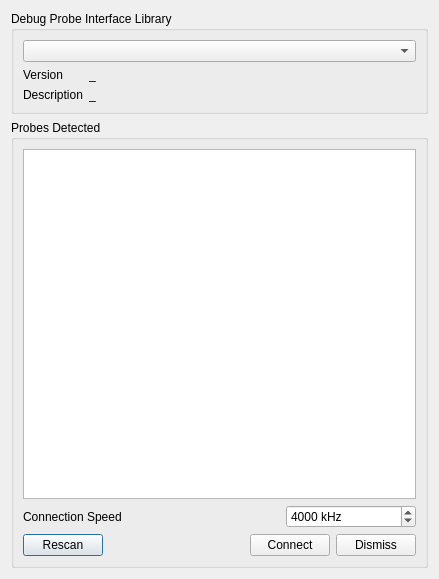
Above: ui/selectprobedialog.ui from RigoLigoRLC/ProbeScope before the change. Below: the same form after it.
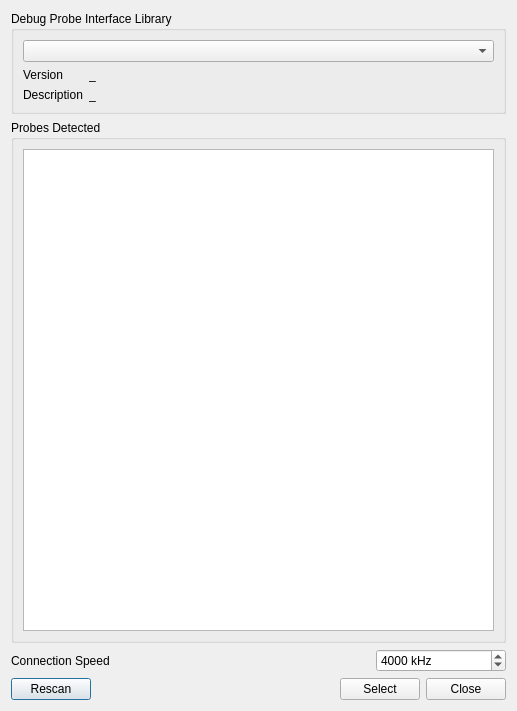
That is the form after the change.

Diff of the .ui file:
```diff
--- a/ui/selectprobedialog.ui
+++ b/ui/selectprobedialog.ui
@@ -6,8 +6,8 @@
    <rect>
     <x>0</x>
     <y>0</y>
-    <width>439</width>
-    <height>579</height>
+    <width>517</width>
+    <height>711</height>
    </rect>
   </property>
   <property name="windowTitle">
@@ -74,6 +74,9 @@
       <item>
        <widget class="QListWidget" name="listProbes"/>
       </item>
+     </layout>
+    </widget>
+   </item>
       <item>
        <layout class="QHBoxLayout" name="horizontalLayout_2">
         <item>
@@ -136,23 +139,20 @@
          </spacer>
         </item>
         <item>
-         <widget class="QPushButton" name="btnConnect">
+      <widget class="QPushButton" name="btnSelect">
           <property name="text">
-           <string>Connect</string>
+        <string>Select</string>
           </property>
          </widget>
         </item>
         <item>
-         <widget class="QPushButton" name="btnDismiss">
+      <widget class="QPushButton" name="btnClose">
           <property name="text">
-           <string>Dismiss</string>
+        <string>Close</string>
           </property>
          </widget>
         </item>
        </layout>
-      </item>
-     </layout>
-    </widget>
    </item>
   </layout>
  </widget>
```
Lines whose indentation alone changed are shown as unchanged.
